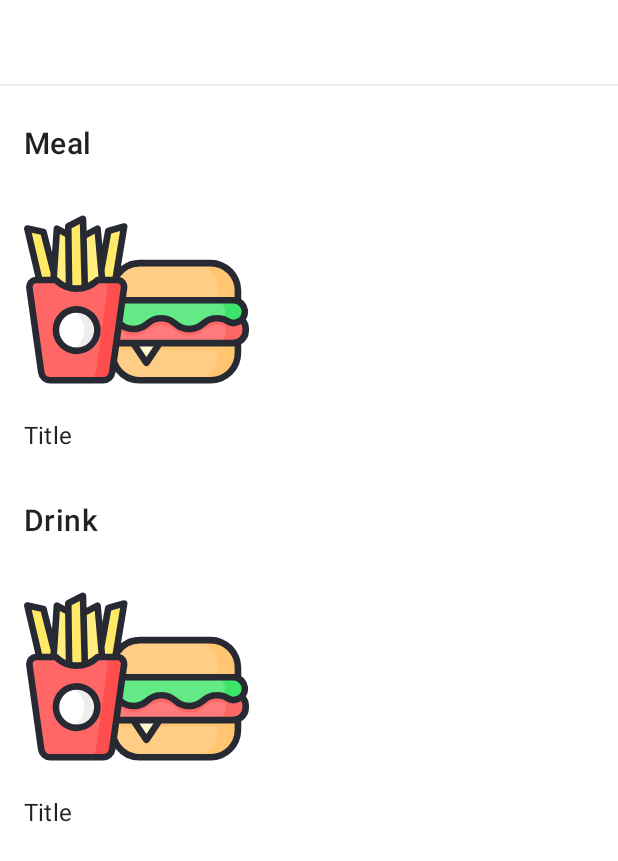
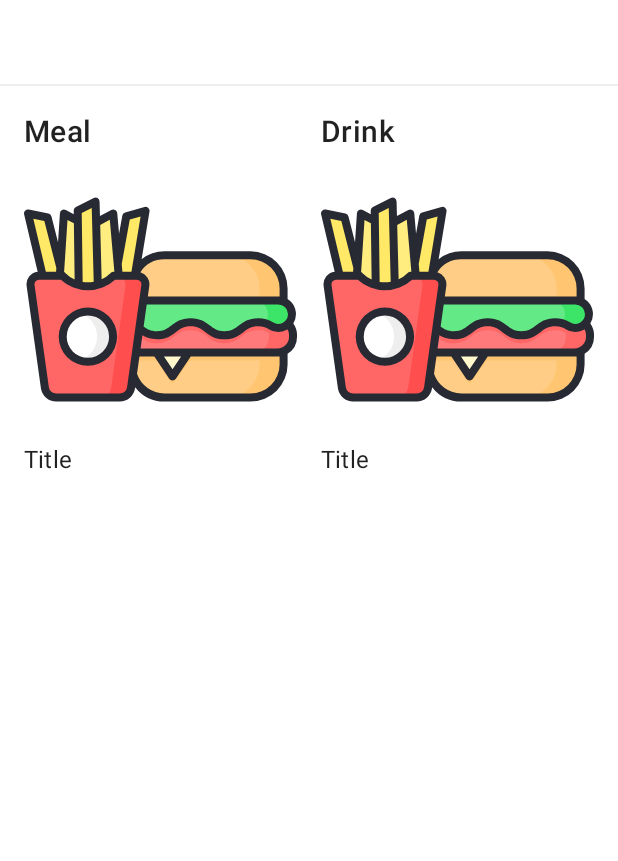
Before and after one commit to hua9495/random-meal-generator, an Android app: the layout fragment_result.xml on its own in the app's theme, with its tools: preview values and no code run, on a phone screen of 412 x 824 dp. Shown: the top 861 px of the screen. Run offline under Robolectric (Android 15) with nearby library versions, the phone set to English and light mode, and no system bars; network calls fail.

```diff
--- a/app/build.gradle
+++ b/app/build.gradle
@@ -72,8 +72,9 @@ dependencies {
     implementation "io.coil-kt:coil:1.3.0"
     implementation 'com.airbnb.android:lottie:3.7.1'
 
-    // RxKotlin
+    // Rx
     implementation "io.reactivex.rxjava3:rxkotlin:3.0.1"
+    implementation 'io.reactivex.rxjava3:rxandroid:3.0.0'
 
     // Navigation
     implementation "androidx.navigation:navigation-fragment-ktx:$nav_version"
--- a/app/src/main/java/com/alexchan/random_meal_generator/api/CocktailApi.kt
+++ b/app/src/main/java/com/alexchan/random_meal_generator/api/CocktailApi.kt
@@ -1,6 +1,6 @@
 package com.alexchan.random_meal_generator.api
 
-import com.alexchan.random_meal_generator.model.api.Drinks
+import com.alexchan.random_meal_generator.model.Drinks
 import io.reactivex.rxjava3.core.Observable
 import retrofit2.http.GET
 import retrofit2.http.Query
--- a/app/src/main/java/com/alexchan/random_meal_generator/api/MealApi.kt
+++ b/app/src/main/java/com/alexchan/random_meal_generator/api/MealApi.kt
@@ -1,6 +1,6 @@
 package com.alexchan.random_meal_generator.api
 
-import com.alexchan.random_meal_generator.model.api.Meals
+import com.alexchan.random_meal_generator.model.Meals
 import io.reactivex.rxjava3.core.Observable
 import retrofit2.http.GET
 import retrofit2.http.Query
--- a/app/src/main/java/com/alexchan/random_meal_generator/model/api/Drinks.kt
+++ b/app/src/main/java/com/alexchan/random_meal_generator/model/Drinks.kt
@@ -1,4 +1,4 @@
-package com.alexchan.random_meal_generator.model.api
+package com.alexchan.random_meal_generator.model
 
 import com.google.gson.annotations.SerializedName
 
--- a/app/src/main/java/com/alexchan/random_meal_generator/model/api/Meals.kt
+++ b/app/src/main/java/com/alexchan/random_meal_generator/model/Meals.kt
@@ -1,4 +1,4 @@
-package com.alexchan.random_meal_generator.model.api
+package com.alexchan.random_meal_generator.model
 
 import com.google.gson.annotations.SerializedName
 
--- a/app/src/main/java/com/alexchan/random_meal_generator/repository/CocktailRepository.kt
+++ b/app/src/main/java/com/alexchan/random_meal_generator/repository/CocktailRepository.kt
@@ -1,7 +1,7 @@
 package com.alexchan.random_meal_generator.repository
 
 import com.alexchan.random_meal_generator.api.CocktailApi
-import com.alexchan.random_meal_generator.model.api.Drink
+import com.alexchan.random_meal_generator.model.Drink
 import io.reactivex.rxjava3.core.Observable
 
 class CocktailRepository(private val cocktailApi: CocktailApi) {
@@ -18,9 +18,9 @@ class CocktailRepository(private val cocktailApi: CocktailApi) {
         }
     }
 
-    fun fetchCocktailDetails(id: String): Observable<List<Drink>> {
+    fun fetchCocktailDetails(id: String): Observable<Drink> {
         return cocktailApi.fetchCocktailDetails(id).map {
-            it.items
+            it.items?.first()
         }
     }
 }
--- a/app/src/main/java/com/alexchan/random_meal_generator/repository/MealRepository.kt
+++ b/app/src/main/java/com/alexchan/random_meal_generator/repository/MealRepository.kt
@@ -1,7 +1,7 @@
 package com.alexchan.random_meal_generator.repository
 
 import com.alexchan.random_meal_generator.api.MealApi
-import com.alexchan.random_meal_generator.model.api.Meal
+import com.alexchan.random_meal_generator.model.Meal
 import io.reactivex.rxjava3.core.Observable
 
 class MealRepository(private val mealApi: MealApi) {
@@ -18,9 +18,9 @@ class MealRepository(private val mealApi: MealApi) {
         }
     }
 
-    fun fetchMealDetails(id: String): Observable<List<Meal>> {
+    fun fetchMealDetails(id: String): Observable<Meal> {
         return mealApi.fetchMealDetails(id).map {
-            it.items
+            it.items?.first()
         }
     }
 }
--- a/app/src/main/res/layout/fragment_result.xml
+++ b/app/src/main/res/layout/fragment_result.xml
@@ -20,22 +20,31 @@
     <LinearLayout
         android:layout_width="match_parent"
         android:layout_height="match_parent"
-        android:orientation="vertical"
-        android:padding="16dp">
+        android:orientation="horizontal"
+        android:padding="8dp">
+
+        <androidx.constraintlayout.widget.ConstraintLayout
+            android:layout_width="0dp"
+            android:layout_height="wrap_content"
+            android:layout_weight="1"
+            android:padding="8dp">
 
             <com.google.android.material.textview.MaterialTextView
+                android:id="@+id/mealLabelTextView"
                 android:layout_width="match_parent"
                 android:layout_height="wrap_content"
-            android:layout_marginTop="8dp"
                 android:text="@string/meal"
-            android:textAppearance="?textAppearanceHeadline6" />
+                android:textAppearance="?textAppearanceHeadline6"
+                app:layout_constraintTop_toTopOf="parent" />
 
             <com.google.android.material.imageview.ShapeableImageView
                 android:id="@+id/mealImageView"
-            android:layout_width="150dp"
-            android:layout_height="150dp"
-            android:layout_marginTop="16dp"
+                android:layout_width="match_parent"
+                android:layout_height="0dp"
+                android:layout_marginTop="8dp"
                 android:scaleType="centerCrop"
+                app:layout_constraintDimensionRatio="1:1"
+                app:layout_constraintTop_toBottomOf="@id/mealLabelTextView"
                 app:shapeAppearanceOverlay="@style/RoundedImageView"
                 tools:src="@drawable/img_meal" />
 
@@ -45,21 +54,33 @@
                 android:layout_height="wrap_content"
                 android:layout_marginTop="4dp"
                 android:textAppearance="?textAppearanceSubtitle1"
+                app:layout_constraintTop_toBottomOf="@id/mealImageView"
                 tools:text="Title" />
 
+        </androidx.constraintlayout.widget.ConstraintLayout>
+
+        <androidx.constraintlayout.widget.ConstraintLayout
+            android:layout_width="0dp"
+            android:layout_height="wrap_content"
+            android:layout_weight="1"
+            android:padding="8dp">
+
             <com.google.android.material.textview.MaterialTextView
+                android:id="@+id/drinkLabelTextView"
                 android:layout_width="match_parent"
                 android:layout_height="wrap_content"
-            android:layout_marginTop="32dp"
                 android:text="@string/drink"
-            android:textAppearance="?textAppearanceHeadline6" />
+                android:textAppearance="?textAppearanceHeadline6"
+                app:layout_constraintTop_toTopOf="parent" />
 
             <com.google.android.material.imageview.ShapeableImageView
                 android:id="@+id/drinkImageView"
-            android:layout_width="150dp"
-            android:layout_height="150dp"
-            android:layout_marginTop="16dp"
+                android:layout_width="match_parent"
+                android:layout_height="0dp"
+                android:layout_marginTop="8dp"
                 android:scaleType="centerCrop"
+                app:layout_constraintDimensionRatio="1:1"
+                app:layout_constraintTop_toBottomOf="@id/drinkLabelTextView"
                 app:shapeAppearanceOverlay="@style/RoundedImageView"
                 tools:src="@drawable/img_meal" />
 
@@ -69,7 +90,10 @@
                 android:layout_height="wrap_content"
                 android:layout_marginTop="4dp"
                 android:textAppearance="?textAppearanceSubtitle1"
+                app:layout_constraintTop_toBottomOf="@id/drinkImageView"
                 tools:text="Title" />
+
+        </androidx.constraintlayout.widget.ConstraintLayout>
 
     </LinearLayout>
 
```
Also changed, not shown: app/src/main/java/com/alexchan/random_meal_generator/core/BaseViewModel.kt (renamed from app/src/main/java/com/alexchan/random_meal_generator/core/BaseFragment.kt, +5 -5 lines), app/src/main/java/com/alexchan/random_meal_generator/model/Drink.kt (renamed from app/src/main/java/com/alexchan/random_meal_generator/model/api/Meal.kt, +5 -5 lines), app/src/main/java/com/alexchan/random_meal_generator/model/Meal.kt (renamed from app/src/main/java/com/alexchan/random_meal_generator/model/api/Drink.kt, +5 -5 lines), app/src/main/java/com/alexchan/random_meal_generator/model/ui/MealCombo.kt (deleted, +0 -9 lines), app/src/main/java/com/alexchan/random_meal_generator/ui/HomeFragment.kt (+6 -16 lines), app/src/main/java/com/alexchan/random_meal_generator/ui/MealGeneratorViewModel.kt (+57 -47 lines), app/src/main/java/com/alexchan/random_meal_generator/ui/ResultFragment.kt (+5 -18 lines). Lines whose indentation alone changed are shown as unchanged.
